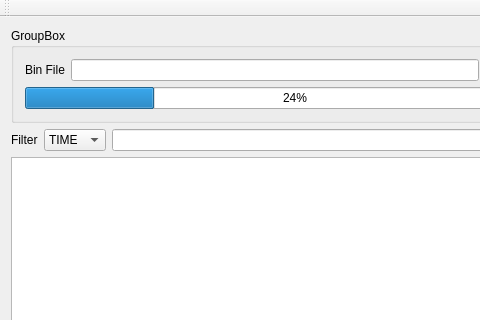
f0ghua/qtStudy, file qtStudy_multiThread/mainwindow.ui: the form before one commit; both pictures show x 0 to 480 and y 0 to 320 of the 590 by 457 pixel window.
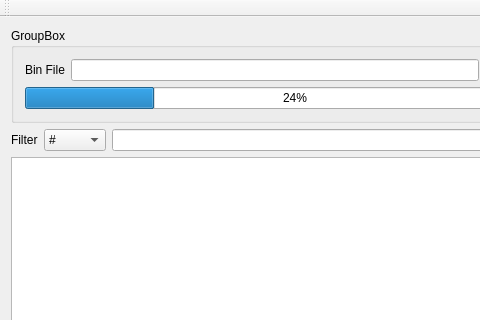
The form after the commit.

```diff
--- a/qtStudy_multiThread/mainwindow.ui
+++ b/qtStudy_multiThread/mainwindow.ui
@@ -67,6 +67,11 @@
     </item>
     <item row="1" column="1">
      <widget class="QComboBox" name="cbColumn">
+      <item>
+       <property name="text">
+        <string>#</string>
+       </property>
+      </item>
       <item>
        <property name="text">
         <string>TIME</string>
```
Left out of the diff: 3 changed lines with no effect on the pictures.
